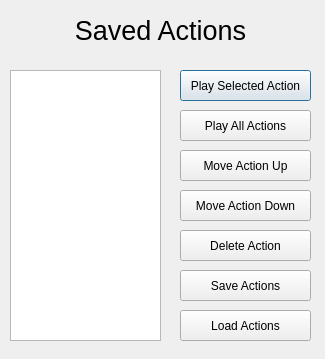
Above: gui/command_list_window.ui from PrakashW94/fyp-telepresence before the change. Below: the same form after it.
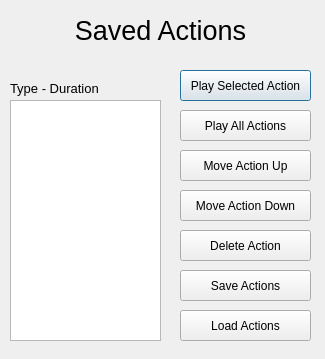
That is the form after the change.

The edit to the form file:
```diff
--- a/gui/command_list_window.ui
+++ b/gui/command_list_window.ui
@@ -10,6 +10,18 @@
     <height>359</height>
    </rect>
   </property>
+  <property name="minimumSize">
+   <size>
+    <width>325</width>
+    <height>359</height>
+   </size>
+  </property>
+  <property name="maximumSize">
+   <size>
+    <width>325</width>
+    <height>359</height>
+   </size>
+  </property>
   <property name="windowTitle">
    <string>Saved Actions</string>
   </property>
@@ -17,11 +29,16 @@
    <property name="geometry">
     <rect>
      <x>10</x>
-     <y>70</y>
+     <y>100</y>
      <width>151</width>
-     <height>271</height>
+     <height>241</height>
     </rect>
    </property>
+   <property name="font">
+    <font>
+     <pointsize>10</pointsize>
+    </font>
+   </property>
   </widget>
   <widget class="QLabel" name="lbl_title">
    <property name="geometry">
@@ -135,6 +152,24 @@
     <string>Load Actions</string>
    </property>
   </widget>
+  <widget class="QLabel" name="label">
+   <property name="geometry">
+    <rect>
+     <x>10</x>
+     <y>80</y>
+     <width>151</width>
+     <height>16</height>
+    </rect>
+   </property>
+   <property name="font">
+    <font>
+     <pointsize>10</pointsize>
+    </font>
+   </property>
+   <property name="text">
+    <string>Type - Duration</string>
+   </property>
+  </widget>
  </widget>
  <resources/>
  <connections/>
```
Left out of the diff: 2 changed lines with no effect on the pictures.
